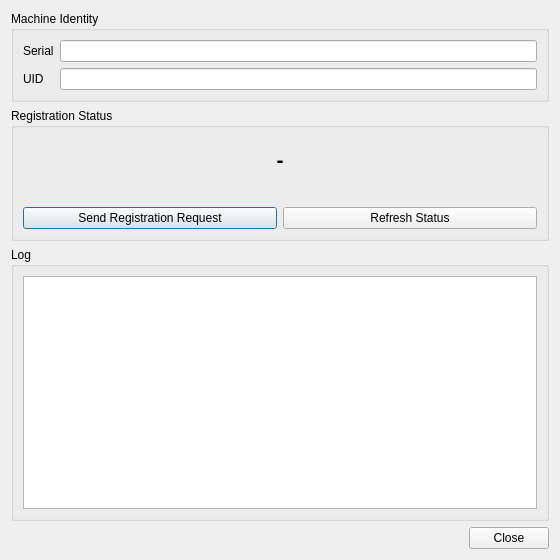
First picture: the form in ui/register_window.ui, repository AHSO-CO-LTD/Samsung-Reader-Local, before the edit.
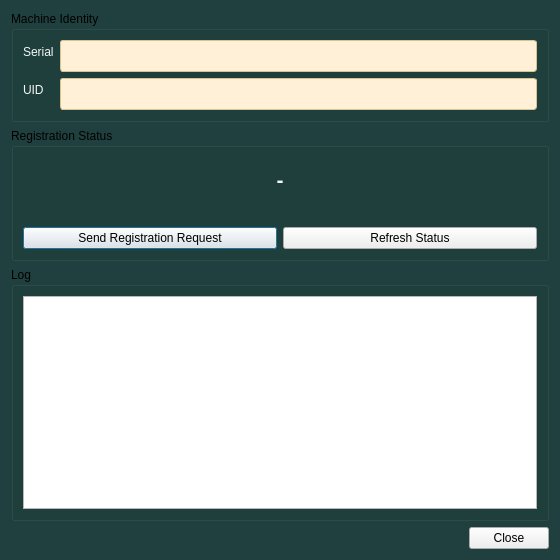
Second picture: the form after the edit.

Patch:
```diff
--- a/ui/register_window.ui
+++ b/ui/register_window.ui
@@ -4,6 +4,44 @@
  <widget class="QDialog" name="RegisterWindow">
   <property name="geometry"><rect><x>0</x><y>0</y><width>560</width><height>560</height></rect></property>
   <property name="windowTitle"><string>Machine Registration</string></property>
+  <property name="styleSheet">
+   <string notr="true">/*
+ Dialog này KHÔNG có QGroupBox/QPushButton/QTextEdit riêng — các widget đó
+ tự kế thừa đúng theme từ MainWindow (Qt lan truyền stylesheet theo cây
+ cha-con, kể cả cửa sổ con dùng parent=... dù là top-level window riêng).
+ Chỉ cần bổ sung phần MainWindow không có: nền QDialog, màu chữ QLabel, và
+ QLineEdit (main_window.py không dùng QLineEdit nên theme gốc chưa style tới).
+ */
+QDialog {
+    background-color: #1F403E;
+}
+
+QLabel {
+    background-color: transparent;
+    color: #F3F7F5;
+}
+
+QLineEdit {
+    min-height: 24px;
+    background-color: #FFF0D7;
+    color: #203B39;
+    border: 1px solid #D7C48E;
+    border-radius: 3px;
+    padding: 3px 8px;
+    selection-background-color: #2F8F5B;
+    selection-color: #FFFFFF;
+}
+
+QLineEdit:focus {
+    border: 2px solid #76B995;
+}
+
+QLineEdit:disabled {
+    background-color: #8A9C97;
+    color: #5C6E69;
+    border-color: #728C88;
+}</string>
+  </property>
   <layout class="QVBoxLayout" name="verticalLayoutRoot">
    <item>
     <widget class="QGroupBox" name="groupBoxIdentity">
```
